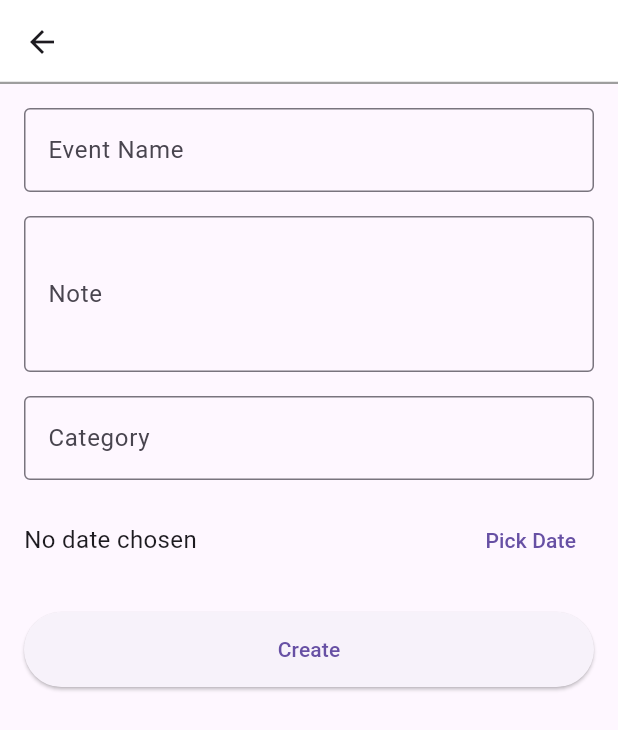
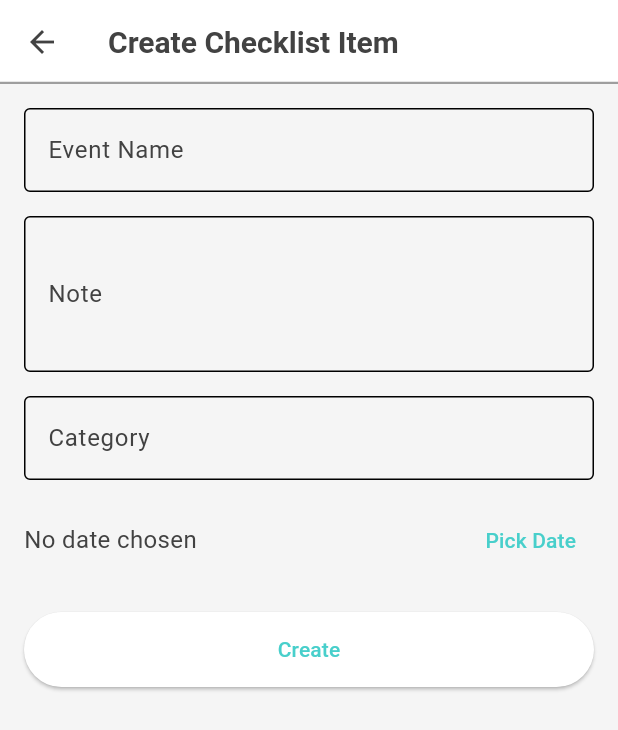
Before and after one commit to Zyadoo34/Flutter_Project, a Flutter app: the screen it shows after launch, item 2 of the bottom bar chosen, after a tap on the "add" icon, on a phone screen of 412 x 824 dp. Shown: the top 730 px of the screen. Run offline on Flutter 3.47's test engine with Material 3 defaults, Android fonts, the phone set to English and light mode, and no system bars; our stand-ins replace cloud_firestore, firebase_core, shared_preferences; accounts and stored records are empty.

Commit message:
Add files via upload

```diff
--- a/lib/layout/main_layout.dart
+++ b/lib/layout/main_layout.dart
@@ -6,7 +6,7 @@
 import '../modules/events/events_page.dart';
 import '../modules/home_page.dart';
 import '../modules/events/create_event_page.dart';
-import '../modules/menu/menu_page.dart';
+import '../modules/settings/settings_page.dart';
 
 class MainScaffold extends StatefulWidget {
   const MainScaffold({super.key});
@@ -23,7 +23,7 @@
     const ChecklistPage(), // Placeholder for Checklist
     const EventsPage(),
     AddCostScreen(), // Placeholder for Budget
-    const MenuPage(),
+    const SettingsPage(),
   ];
 
   String get _title {
@@ -37,7 +37,7 @@
       case 3:
         return 'Budget';
       case 4:
-        return 'Menu';
+        return 'Settings';
       default:
         return '';
     }
@@ -54,7 +54,7 @@
       case 3:
         return Icons.account_balance_wallet;
       case 4:
-        return Icons.grid_view;
+        return Icons.settings;
       default:
         return Icons.home_outlined;
     }
@@ -110,7 +110,10 @@
             icon: Icon(Icons.account_balance_wallet),
             label: 'Budget',
           ),
-          BottomNavigationBarItem(icon: Icon(Icons.grid_view), label: 'Menu'),
+          BottomNavigationBarItem(
+            icon: Icon(Icons.settings),
+            label: 'Settings',
+          ),
         ],
         currentIndex: _selectedIndex,
         selectedItemColor: AppColors.primary,
--- a/lib/main.dart
+++ b/lib/main.dart
@@ -1,8 +1,10 @@
 import 'package:flutter/material.dart';
 import 'package:firebase_core/firebase_core.dart';
+import 'package:provider/provider.dart';
 import 'layout/main_layout.dart';
 import 'firebase_options.dart';
 import 'shared/styles/colors.dart';
+import 'providers/theme_provider.dart';
 
 void main() async {
   WidgetsFlutterBinding.ensureInitialized();
@@ -16,7 +18,12 @@
     print("Firebase already initialized: $e");
   }
 
-  runApp(const MyApp());
+  runApp(
+    ChangeNotifierProvider(
+      create: (_) => ThemeProvider(),
+      child: const MyApp(),
+    ),
+  );
 }
 
 class MyApp extends StatelessWidget {
@@ -24,17 +31,99 @@
 
   @override
   Widget build(BuildContext context) {
+    return Consumer<ThemeProvider>(
+      builder: (context, themeProvider, child) {
         return MaterialApp(
           title: 'Event Planner',
           theme: ThemeData(
+            useMaterial3: true,
+            brightness: Brightness.light,
+            colorScheme: ColorScheme.light(
+              primary: AppColors.primary,
+              secondary: AppColors.primaryDark,
+              background: AppColors.background,
+              surface: AppColors.white,
+              onSurface: AppColors.text,
+            ),
+            scaffoldBackgroundColor: AppColors.background,
             appBarTheme: const AppBarTheme(
               backgroundColor: AppColors.white,
-          titleTextStyle: TextStyle(fontSize: 20.0),
-          shape: Border(bottom: BorderSide(color: AppColors.grey, width: 1.5)),
+              foregroundColor: AppColors.text,
+              titleTextStyle: TextStyle(
+                fontSize: 20.0,
+                color: AppColors.text,
+                fontWeight: FontWeight.bold,
+              ),
+              shape: Border(
+                bottom: BorderSide(color: AppColors.grey, width: 1.5),
               ),
             ),
+            cardTheme: CardTheme(
+              color: AppColors.white,
+              shape: RoundedRectangleBorder(
+                borderRadius: BorderRadius.circular(12),
+              ),
+            ),
+            listTileTheme: const ListTileThemeData(
+              textColor: AppColors.text,
+              iconColor: AppColors.primary,
+            ),
+          ),
+          darkTheme: ThemeData(
+            useMaterial3: true,
+            brightness: Brightness.dark,
+            colorScheme: ColorScheme.dark(
+              primary: AppColors.primary,
+              secondary: AppColors.primaryDark,
+              background: Colors.grey[900]!,
+              surface: Colors.grey[850]!,
+              onSurface: Colors.white,
+            ),
+            scaffoldBackgroundColor: Colors.grey[900],
+            appBarTheme: AppBarTheme(
+              backgroundColor: Colors.grey[850],
+              foregroundColor: Colors.white,
+              titleTextStyle: const TextStyle(
+                fontSize: 20.0,
+                color: Colors.white,
+                fontWeight: FontWeight.bold,
+              ),
+              shape: Border(
+                bottom: BorderSide(color: Colors.grey[700]!, width: 1.5),
+              ),
+            ),
+            cardTheme: CardTheme(
+              color: Colors.grey[850],
+              shape: RoundedRectangleBorder(
+                borderRadius: BorderRadius.circular(12),
+              ),
+            ),
+            listTileTheme: ListTileThemeData(
+              textColor: Colors.white,
+              iconColor: AppColors.primary,
+              tileColor: Colors.grey[850],
+            ),
+            dividerColor: Colors.grey[700],
+            switchTheme: SwitchThemeData(
+              thumbColor: MaterialStateProperty.resolveWith((states) {
+                if (states.contains(MaterialState.selected)) {
+                  return AppColors.primary;
+                }
+                return null;
+              }),
+              trackColor: MaterialStateProperty.resolveWith((states) {
+                if (states.contains(MaterialState.selected)) {
+                  return AppColors.primary.withOpacity(0.5);
+                }
+                return null;
+              }),
+            ),
+          ),
+          themeMode: themeProvider.themeMode,
           home: const MainScaffold(),
           debugShowCheckedModeBanner: false,
         );
+      },
+    );
   }
 }
--- /dev/null
+++ b/lib/providers/theme_provider.dart
@@ -0,0 +1,45 @@
+import 'package:flutter/material.dart';
+import 'package:shared_preferences/shared_preferences.dart';
+
+class ThemeProvider extends ChangeNotifier {
+  static const String _themeKey = 'is_dark_mode';
+  bool _isDarkMode = false;
+
+  ThemeProvider() {
+    _loadTheme();
+  }
+
+  bool get isDarkMode => _isDarkMode;
+  ThemeMode get themeMode => _isDarkMode ? ThemeMode.dark : ThemeMode.light;
+
+  Future<void> _loadTheme() async {
+    try {
+      final prefs = await SharedPreferences.getInstance();
+      _isDarkMode = prefs.getBool(_themeKey) ?? false;
+      notifyListeners();
+    } catch (e) {
+      print('Error loading theme: $e');
+    }
+  }
+
+  Future<void> toggleTheme() async {
+    try {
+      _isDarkMode = !_isDarkMode;
+      final prefs = await SharedPreferences.getInstance();
+      await prefs.setBool(_themeKey, _isDarkMode);
+      notifyListeners();
+    } catch (e) {
+      print('Error toggling theme: $e');
+      // Revert the change if saving fails
+      _isDarkMode = !_isDarkMode;
+      notifyListeners();
+    }
+  }
+
+  Future<void> setThemeMode(ThemeMode mode) async {
+    _isDarkMode = mode == ThemeMode.dark;
+    final prefs = await SharedPreferences.getInstance();
+    await prefs.setBool(_themeKey, _isDarkMode);
+    notifyListeners();
+  }
+}
```
Also changed, not shown: lib/modules/settings/notifications_settings_page.dart (added, +153 -0 lines), lib/modules/settings/settings_page.dart (added, +148 -0 lines), lib/modules/settings/theme_settings_page.dart (added, +68 -0 lines). Lines whose indentation alone changed are shown as unchanged.
